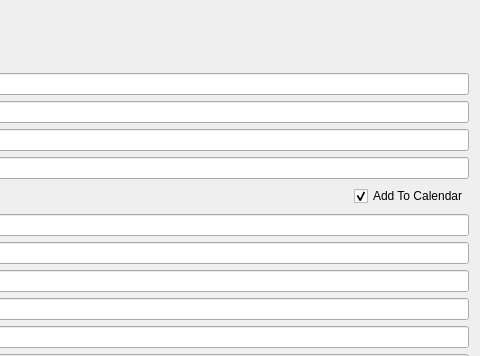
Above: src/dialogcontact.ui from lxqt/organizer before the change; both pictures show x 206 to 686 and y 0 to 356 of the 686 by 594 pixel window. Below: the same form after it.
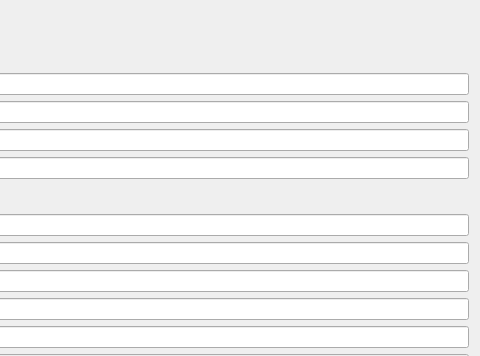
That is the form after the change.

```diff
--- a/src/dialogcontact.ui
+++ b/src/dialogcontact.ui
@@ -125,16 +125,6 @@
          </property>
         </spacer>
        </item>
-       <item>
-        <widget class="QCheckBox" name="checkBoxAddToCalendar">
-         <property name="text">
-          <string>Add To Calendar</string>
-         </property>
-         <property name="checked">
-          <bool>true</bool>
-         </property>
-        </widget>
-       </item>
       </layout>
      </item>
      <item>
```
